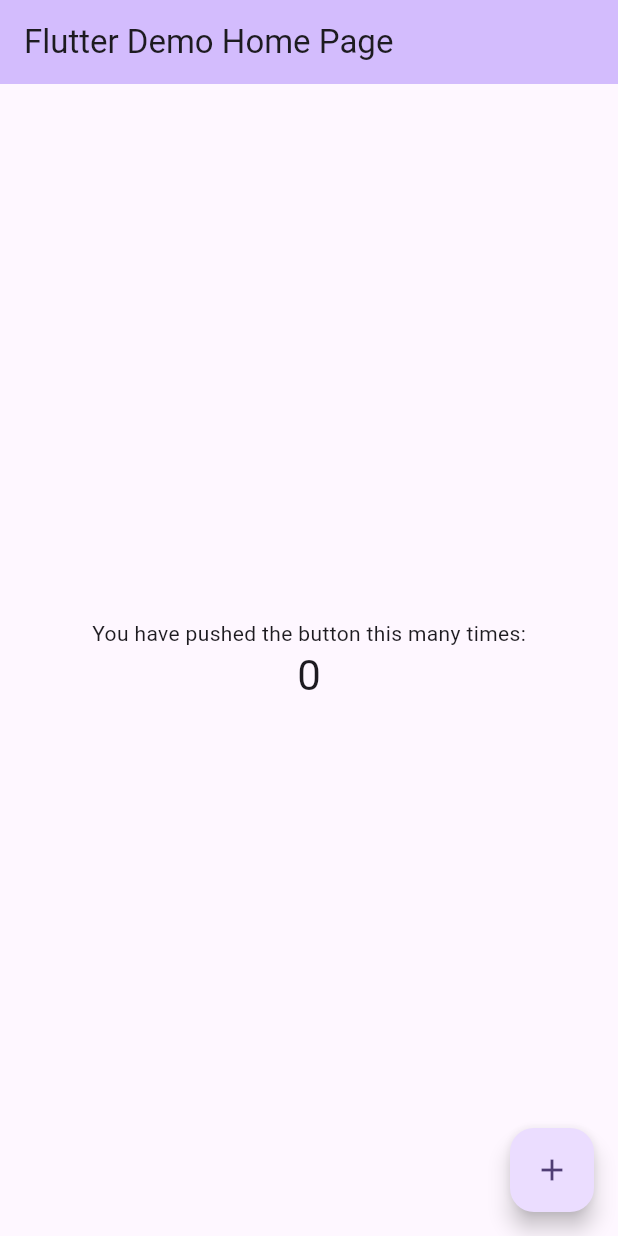
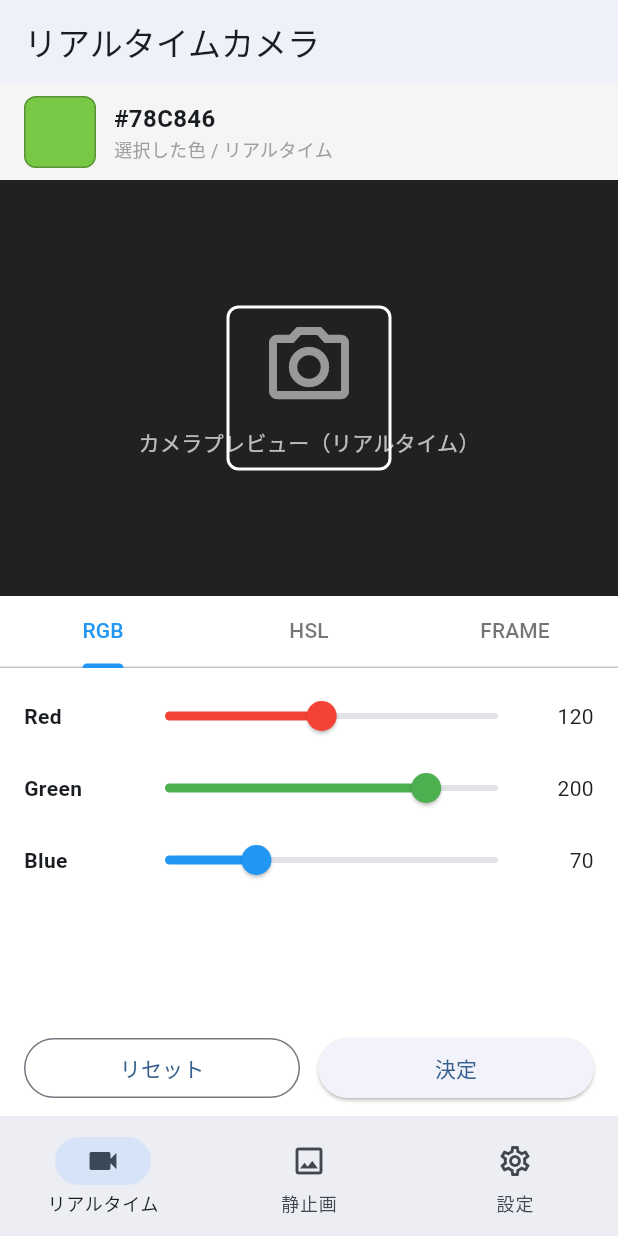
Before and after one commit to sato07f-ui/color-correction, a Flutter app: the screen it shows after launch, on a phone screen of 412 x 824 dp. Run offline on Flutter 3.47's test engine with Material 3 defaults, Android fonts, the phone set to English and light mode, and no system bars; our stand-ins replace flutter_riverpod.

Commit message:
feat: 画面遷移とUIレイアウトの実装

```diff
--- a/lib/main.dart
+++ b/lib/main.dart
@@ -1,121 +1,89 @@
 import 'package:flutter/material.dart';
+import 'package:flutter_riverpod/flutter_riverpod.dart';
+import 'screens/camera_screen.dart';
+import 'screens/still_image_screen.dart';
+import 'screens/settings_screen.dart';
 
 void main() {
-  runApp(const MyApp());
+  runApp(
+    const ProviderScope(
+      child: MyApp(),
+    ),
+  );
 }
 
 class MyApp extends StatelessWidget {
   const MyApp({super.key});
 
-  // This widget is the root of your application.
   @override
   Widget build(BuildContext context) {
     return MaterialApp(
-      title: 'Flutter Demo',
+      debugShowCheckedModeBanner: false,
+      title: 'Color Correction App',
       theme: ThemeData(
-        // This is the theme of your application.
-        //
-        // TRY THIS: Try running your application with "flutter run". You'll see
-        // the application has a purple toolbar. Then, without quitting the app,
-        // try changing the seedColor in the colorScheme below to Colors.green
-        // and then invoke "hot reload" (save your changes or press the "hot
-        // reload" button in a Flutter-supported IDE, or press "r" if you used
-        // the command line to start the app).
-        //
-        // Notice that the counter didn't reset back to zero; the application
-        // state is not lost during the reload. To reset the state, use hot
-        // restart instead.
-        //
-        // This works for code too, not just values: Most code changes can be
-        // tested with just a hot reload.
-        colorScheme: .fromSeed(seedColor: Colors.deepPurple),
+        colorScheme: ColorScheme.fromSeed(seedColor: Colors.blue),
+        useMaterial3: true,
       ),
-      home: const MyHomePage(title: 'Flutter Demo Home Page'),
+      home: const MainNavigationScreen(),
     );
   }
 }
 
-class MyHomePage extends StatefulWidget {
-  const MyHomePage({super.key, required this.title});
-
-  // This widget is the home page of your application. It is stateful, meaning
-  // that it has a State object (defined below) that contains fields that affect
-  // how it looks.
-
-  // This class is the configuration for the state. It holds the values (in this
-  // case the title) provided by the parent (in this case the App widget) and
-  // used by the build method of the State. Fields in a Widget subclass are
-  // always marked "final".
-
-  final String title;
+class MainNavigationScreen extends StatefulWidget {
+  const MainNavigationScreen({super.key});
 
   @override
-  State<MyHomePage> createState() => _MyHomePageState();
+  State<MainNavigationScreen> createState() => _MainNavigationScreenState();
 }
 
-class _MyHomePageState extends State<MyHomePage> {
-  int _counter = 0;
+class _MainNavigationScreenState extends State<MainNavigationScreen> {
+  int _currentIndex = 0;
 
-  void _incrementCounter() {
-    setState(() {
-      // This call to setState tells the Flutter framework that something has
-      // changed in this State, which causes it to rerun the build method below
-      // so that the display can reflect the updated values. If we changed
-      // _counter without calling setState(), then the build method would not be
-      // called again, and so nothing would appear to happen.
-      _counter++;
-    });
-  }
+  final List<Widget> _screens = const [
+    CameraScreen(),
+    StillImageScreen(),
+    SettingsScreen(),
+  ];
+
+  final List<String> _titles = const [
+    'リアルタイムカメラ',
+    '静止画モード',
+    '設定',
+  ];
 
   @override
   Widget build(BuildContext context) {
-    // This method is rerun every time setState is called, for instance as done
-    // by the _incrementCounter method above.
-    //
-    // The Flutter framework has been optimized to make rerunning build methods
-    // fast, so that you can just rebuild anything that needs updating rather
-    // than having to individually change instances of widgets.
     return Scaffold(
       appBar: AppBar(
-        // TRY THIS: Try changing the color here to a specific color (to
-        // Colors.amber, perhaps?) and trigger a hot reload to see the AppBar
-        // change color while the other colors stay the same.
-        backgroundColor: Theme.of(context).colorScheme.inversePrimary,
-        // Here we take the value from the MyHomePage object that was created by
-        // the App.build method, and use it to set our appbar title.
-        title: Text(widget.title),
+        title: Text(_titles[_currentIndex]),
+        elevation: 1,
       ),
-      body: Center(
-        // Center is a layout widget. It takes a single child and positions it
-        // in the middle of the parent.
-        child: Column(
-          // Column is also a layout widget. It takes a list of children and
-          // arranges them vertically. By default, it sizes itself to fit its
-          // children horizontally, and tries to be as tall as its parent.
-          //
-          // Column has various properties to control how it sizes itself and
-          // how it positions its children. Here we use mainAxisAlignment to
-          // center the children vertically; the main axis here is the vertical
-          // axis because Columns are vertical (the cross axis would be
-          // horizontal).
-          //
-          // TRY THIS: Invoke "debug painting" (choose the "Toggle Debug Paint"
-          // action in the IDE, or press "p" in the console), to see the
-          // wireframe for each widget.
-          mainAxisAlignment: .center,
-          children: [
-            const Text('You have pushed the button this many times:'),
-            Text(
-              '$_counter',
-              style: Theme.of(context).textTheme.headlineMedium,
-            ),
-          ],
-        ),
-      ),
-      floatingActionButton: FloatingActionButton(
-        onPressed: _incrementCounter,
-        tooltip: 'Increment',
-        child: const Icon(Icons.add),
+      body: _screens[_currentIndex],
+      // 手書き設計図の下部切り替えバー
+      bottomNavigationBar: NavigationBar(
+        selectedIndex: _currentIndex,
+        onDestinationSelected: (int index) {
+          setState(() {
+            _currentIndex = index;
+          });
+        },
+        destinations: const [
+          NavigationDestination(
+            icon: Icon(Icons.videocam_outlined),
+            selectedIcon: Icon(Icons.videocam),
+            label: 'リアルタイム',
+          ),
+          NavigationDestination(
+            icon: Icon(Icons.photo_outlined),
+            selectedIcon: Icon(Icons.photo),
+            label: '静止画',
+          ),
+          NavigationDestination(
+            icon: Icon(Icons.settings_outlined),
+            selectedIcon: Icon(Icons.settings),
+            label: '設定',
+          ),
+        ],
       ),
     );
   }
--- /dev/null
+++ b/lib/screens/camera_screen.dart
@@ -0,0 +1,253 @@
+import 'package:flutter/material.dart';
+
+class CameraScreen extends StatefulWidget {
+  const CameraScreen({super.key});
+
+  @override
+  State<CameraScreen> createState() => _CameraScreenState();
+}
+
+class _CameraScreenState extends State<CameraScreen> with SingleTickerProviderStateMixin {
+  late TabController _tabController;
+
+  // RGBスライダー値
+  double _red = 120;
+  double _green = 200;
+  double _blue = 70;
+
+  // HSLスライダー値
+  double _hue = 180;
+  double _saturation = 50;
+  double _lightness = 50;
+
+  // FRAME設定
+  String _selectedShape = '正方形';
+  String _selectedSize = '中';
+
+  @override
+  void initState() {
+    super.initState();
+    _tabController = TabController(length: 3, vsync: this);
+  }
+
+  @override
+  void dispose() {
+    _tabController.dispose();
+    super.dispose();
+  }
+
+  @override
+  Widget build(BuildContext context) {
+    return Column(
+      children: [
+        // 上部: 選択した色 & 色コード/名前表示
+        Container(
+          padding: const EdgeInsets.symmetric(horizontal: 16, vertical: 8),
+          color: Colors.grey.shade100,
+          child: Row(
+            children: [
+              Container(
+                width: 48,
+                height: 48,
+                decoration: BoxDecoration(
+                  color: Color.fromRGBO(_red.toInt(), _green.toInt(), _blue.toInt(), 1),
+                  border: Border.all(color: Colors.black26),
+                  borderRadius: BorderRadius.circular(8),
+                ),
+              ),
+              const SizedBox(width: 12),
+              Column(
+                crossAxisAlignment: CrossAxisAlignment.start,
+                children: [
+                  Text(
+                    '#${_red.toInt().toRadixString(16).padLeft(2, '0').toUpperCase()}'
+                    '${_green.toInt().toRadixString(16).padLeft(2, '0').toUpperCase()}'
+                    '${_blue.toInt().toRadixString(16).padLeft(2, '0').toUpperCase()}',
+                    style: const TextStyle(fontWeight: FontWeight.bold, fontSize: 16),
+                  ),
+                  const Text('選択した色 / リアルタイム', style: TextStyle(fontSize: 12, color: Colors.grey)),
+                ],
+              ),
+            ],
+          ),
+        ),
+
+        // 中央: カメラプレビューエリア
+        Expanded(
+          flex: 4,
+          child: Container(
+            width: double.infinity,
+            color: Colors.black87,
+            child: Stack(
+              alignment: Alignment.center,
+              children: [
+                const Column(
+                  mainAxisAlignment: MainAxisAlignment.center,
+                  children: [
+                    Icon(Icons.camera_alt_outlined, color: Colors.white54, size: 64),
+                    SizedBox(height: 8),
+                    Text('カメラプレビュー（リアルタイム）', style: TextStyle(color: Colors.white70)),
+                  ],
+                ),
+                // 中央の検知フレーム
+                Container(
+                  width: _selectedSize == '小' ? 70 : (_selectedSize == '中' ? 110 : 150),
+                  height: _selectedSize == '小' ? 70 : (_selectedSize == '中' ? 110 : 150),
+                  decoration: BoxDecoration(
+                    border: Border.all(color: Colors.white, width: 2),
+                    shape: _selectedShape == '円' ? BoxShape.circle : BoxShape.rectangle,
+                    borderRadius: _selectedShape == '正方形' ? BorderRadius.circular(8) : null,
+                  ),
+                ),
+              ],
+            ),
+          ),
+        ),
+
+        // 下部: 色調整エリア（RGB / HSL / FRAME）
+        Expanded(
+          flex: 5,
+          child: Container(
+            decoration: BoxDecoration(
+              color: Colors.white,
+              boxShadow: [BoxShadow(color: Colors.black.withOpacity(0.08), blurRadius: 4, offset: const Offset(0, -2))],
+            ),
+            child: Column(
+              children: [
+                TabBar(
+                  controller: _tabController,
+                  labelColor: Colors.blue,
+                  unselectedLabelColor: Colors.black54,
+                  indicatorColor: Colors.blue,
+                  tabs: const [
+                    Tab(text: 'RGB'),
+                    Tab(text: 'HSL'),
+                    Tab(text: 'FRAME'),
+                  ],
+                ),
+                Expanded(
+                  child: TabBarView(
+                    controller: _tabController,
+                    children: [
+                      _buildRgbTab(),
+                      _buildHslTab(),
+                      _buildFrameTab(),
+                    ],
+                  ),
+                ),
+                // リセット & 決定ボタン
+                Padding(
+                  padding: const EdgeInsets.symmetric(horizontal: 16, vertical: 8),
+                  child: Row(
+                    children: [
+                      Expanded(
+                        child: OutlinedButton(
+                          onPressed: () {
+                            setState(() {
+                              _red = 120;
+                              _green = 200;
+                              _blue = 70;
+                            });
+                          },
+                          child: const Text('リセット'),
+                        ),
+                      ),
+                      const SizedBox(width: 12),
+                      Expanded(
+                        child: ElevatedButton(
+                          onPressed: () {
+                            ScaffoldMessenger.of(context).showSnackBar(
+                              const SnackBar(content: Text('色調整を適用しました')),
+                            );
+                          },
+                          child: const Text('決定'),
+                        ),
+                      ),
+                    ],
+                  ),
+                ),
+              ],
+            ),
+          ),
+        ),
+      ],
+    );
+  }
+
+  // RGB調整タブ
+  Widget _buildRgbTab() {
+    return ListView(
+      padding: const EdgeInsets.symmetric(horizontal: 16, vertical: 8),
+      children: [
+        _buildSliderRow('Red', _red, 0, 255, Colors.red, (v) => setState(() => _red = v)),
+        _buildSliderRow('Green', _green, 0, 255, Colors.green, (v) => setState(() => _green = v)),
+        _buildSliderRow('Blue', _blue, 0, 255, Colors.blue, (v) => setState(() => _blue = v)),
+      ],
+    );
+  }
+
+  // HSL調整タブ
+  Widget _buildHslTab() {
+    return ListView(
+      padding: const EdgeInsets.symmetric(horizontal: 16, vertical: 8),
+      children: [
+        _buildSliderRow('H (色相)', _hue, 0, 360, Colors.purple, (v) => setState(() => _hue = v)),
+        _buildSliderRow('S (彩度)', _saturation, 0, 100, Colors.orange, (v) => setState(() => _saturation = v)),
+        _buildSliderRow('L (輝度)', _lightness, 0, 100, Colors.teal, (v) => setState(() => _lightness = v)),
+      ],
+    );
+  }
+
+  // FRAME設定タブ
+  Widget _buildFrameTab() {
+    return Padding(
+      padding: const EdgeInsets.all(16),
+      child: Column(
+        crossAxisAlignment: CrossAxisAlignment.start,
+        children: [
+          const Text('フレームの形', style: TextStyle(fontWeight: FontWeight.bold)),
+          const SizedBox(height: 8),
+          SegmentedButton<String>(
+            segments: const [
+              ButtonSegment(value: '正方形', label: Text('正方形'), icon: Icon(Icons.crop_square)),
+              ButtonSegment(value: '円', label: Text('円'), icon: Icon(Icons.circle_outlined)),
+              ButtonSegment(value: '長方形', label: Text('長方形'), icon: Icon(Icons.rectangle_outlined)),
+            ],
+            selected: {_selectedShape},
+            onSelectionChanged: (val) => setState(() => _selectedShape = val.first),
+          ),
+          const SizedBox(height: 16),
+          const Text('フレームの大きさ', style: TextStyle(fontWeight: FontWeight.bold)),
+          const SizedBox(height: 8),
+          SegmentedButton<String>(
+            segments: const [
+              ButtonSegment(value: '小', label: Text('小')),
+              ButtonSegment(value: '中', label: Text('中')),
+              ButtonSegment(value: '大', label: Text('大')),
+            ],
+            selected: {_selectedSize},
+            onSelectionChanged: (val) => setState(() => _selectedSize = val.first),
+          ),
+        ],
+      ),
+    );
+  }
+
+  Widget _buildSliderRow(String label, double value, double min, double max, Color activeColor, ValueChanged<double> onChanged) {
+    return Row(
+      children: [
+        SizedBox(width: 70, child: Text(label, style: const TextStyle(fontWeight: FontWeight.bold))),
+        Expanded(
+          child: Slider(
+            value: value,
+            min: min,
+            max: max,
+            activeColor: activeColor,
+            onChanged: onChanged,
+          ),
+        ),
+        SizedBox(width: 40, child: Text(value.toInt().toString(), textAlign: TextAlign.right)),
+      ],
+    );
+  }
+}
--- a/pubspec.yaml
+++ b/pubspec.yaml
@@ -34,6 +34,7 @@ dependencies:
   # The following adds the Cupertino Icons font to your application.
   # Use with the CupertinoIcons class for iOS style icons.
   cupertino_icons: ^1.0.8
+  flutter_riverpod: ^3.4.3
 
 dev_dependencies:
   flutter_test:
```
Also changed, not shown: lib/screens/settings_screen.dart (added, +81 -0 lines), lib/screens/still_image_screen.dart (added, +74 -0 lines), pubspec.lock.
